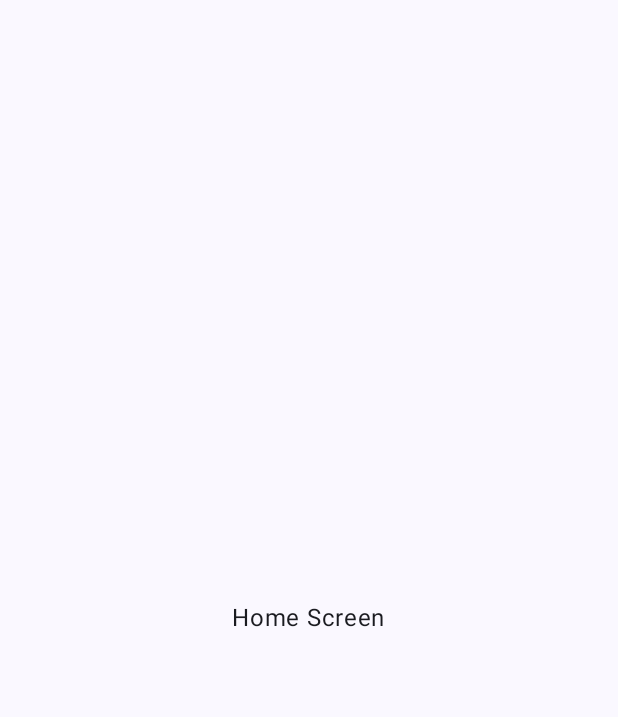
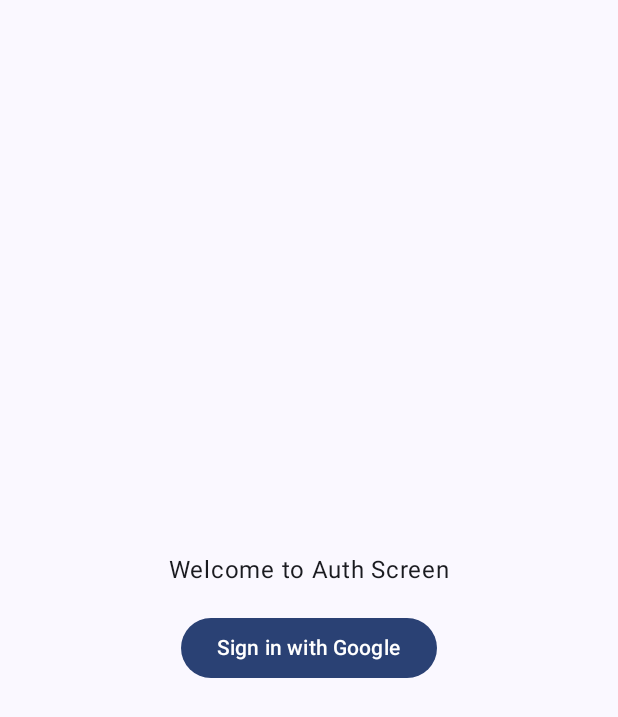
Before and after one commit to akshay-savaliya/QuickUpdates, an Android app built with Jetpack Compose: the screen it shows after launch (MainActivity), on a phone screen of 412 x 824 dp. Before the commit the part shown is almost empty. Shown: the top 717 px of the screen. Run offline under Robolectric (Android 15) with nearby library versions, the phone set to English and light mode, and no system bars; our stand-ins replace Firebase (no records; nobody signed in at launch, a user with empty details on screens opened directly).

Commit message:
feat: Implement Google Sign-In with Firebase
This commit introduces Google Sign-In functionality using Firebase Authentication and the AndroidX Credentials API.

**Key Changes:**

- **AuthScreen:**
    - New composable screen for user authentication.
    - Provides a "Sign in with Google" button.
    - Navigates to the Home screen on successful sign-in.
    - Displays a toast message on sign-in failure.
- **AuthViewModel:**
    - Manages the Google Sign-In flow.
    - Uses `CredentialManager` to request Google ID tokens.
    - Authenticates with Firebase using the Google ID token.
    - Includes methods for checking sign-in status and signing out.
    - Implements nonce generation for added security.
- **Navigation:**
    - Adds an `AUTH` route to `Routes.kt`.
    - Updates `AppNavigation.kt` to include the `AuthScreen` and pass `AuthViewModel`.
    - Modifies `SplashScreen` to navigate to `AuthScreen` if the user is not signed in, otherwise to `HomeScreen`.
    - `HomeScreen` now includes a "Sign Out" button that navigates back to `AuthScreen`.
- **Dependencies:**
    - Adds Firebase Authentication, AndroidX Credentials, and Google Identity Services (for Google ID token) libraries.
- **Permissions:**
    - Adds `android.permission.INTERNET` to `AndroidManifest.xml`.
- **Project Configuration:**
    - Includes the `com.google.gms.google-services` plugin in `build.gradle.kts` files.

```diff
--- a/app/build.gradle.kts
+++ b/app/build.gradle.kts
@@ -2,6 +2,7 @@ plugins {
     alias(libs.plugins.android.application)
     alias(libs.plugins.kotlin.android)
     alias(libs.plugins.kotlin.compose)
+    alias(libs.plugins.google.gms.google.services)
 }
 
 android {
@@ -49,6 +50,10 @@ dependencies {
     implementation(libs.androidx.ui.graphics)
     implementation(libs.androidx.ui.tooling.preview)
     implementation(libs.androidx.material3)
+    implementation(libs.firebase.auth)
+    implementation(libs.androidx.credentials)
+    implementation(libs.androidx.credentials.play.services.auth)
+    implementation(libs.googleid)
     testImplementation(libs.junit)
     androidTestImplementation(libs.androidx.junit)
     androidTestImplementation(libs.androidx.espresso.core)
--- a/app/src/main/AndroidManifest.xml
+++ b/app/src/main/AndroidManifest.xml
@@ -1,6 +1,8 @@
 <?xml version="1.0" encoding="utf-8"?>
 <manifest xmlns:android="http://schemas.android.com/apk/res/android"
     xmlns:tools="http://schemas.android.com/tools">
+
+    <uses-permission android:name="android.permission.INTERNET" />
 
     <application
         android:allowBackup="true"
--- a/app/src/main/java/com/ags/quickupdates/navigation/AppNavigation.kt
+++ b/app/src/main/java/com/ags/quickupdates/navigation/AppNavigation.kt
@@ -1,26 +1,36 @@
 package com.ags.quickupdates.navigation
 
 import androidx.compose.runtime.Composable
+import androidx.compose.runtime.remember
 import androidx.compose.ui.Modifier
+import androidx.compose.ui.platform.LocalContext
 import androidx.navigation.compose.NavHost
 import androidx.navigation.compose.composable
 import androidx.navigation.compose.rememberNavController
+import com.ags.quickupdates.ui.screens.auth.AuthScreen
+import com.ags.quickupdates.ui.screens.auth.AuthViewModel
 import com.ags.quickupdates.ui.screens.main.HomeScreen
-import com.ags.quickupdates.ui.splash.SplashScreen
+import com.ags.quickupdates.ui.screens.splash.SplashScreen
 
 @Composable
 fun AppNavigation(modifier: Modifier = Modifier) {
 
     val navController = rememberNavController()
+    val context = LocalContext.current
+    val viewModel = remember { AuthViewModel(context) }
 
     NavHost(navController = navController, startDestination = Routes.SPLASH) {
 
         composable(Routes.SPLASH) {
-            SplashScreen(navController = navController)
+            SplashScreen(navController = navController, viewModel = viewModel)
+        }
+
+        composable(Routes.AUTH) {
+            AuthScreen(navController = navController, viewModel = viewModel)
         }
 
         composable(Routes.HOME) {
-            HomeScreen(modifier = modifier)
+            HomeScreen(modifier = modifier, navController = navController, viewModel = viewModel)
         }
     }
 }
--- a/app/src/main/java/com/ags/quickupdates/navigation/Routes.kt
+++ b/app/src/main/java/com/ags/quickupdates/navigation/Routes.kt
@@ -2,5 +2,6 @@ package com.ags.quickupdates.navigation
 
 object Routes {
     const val SPLASH = "splash"
+    const val AUTH = "auth"
     const val HOME = "home"
 }
--- /dev/null
+++ b/app/src/main/java/com/ags/quickupdates/ui/screens/auth/AuthScreen.kt
@@ -0,0 +1,51 @@
+package com.ags.quickupdates.ui.screens.auth
+
+import android.widget.Toast
+import androidx.compose.foundation.layout.Arrangement
+import androidx.compose.foundation.layout.Column
+import androidx.compose.foundation.layout.Spacer
+import androidx.compose.foundation.layout.fillMaxSize
+import androidx.compose.foundation.layout.height
+import androidx.compose.material3.Button
+import androidx.compose.material3.Text
+import androidx.compose.runtime.Composable
+import androidx.compose.runtime.rememberCoroutineScope
+import androidx.compose.ui.Alignment
+import androidx.compose.ui.Modifier
+import androidx.compose.ui.platform.LocalContext
+import androidx.compose.ui.unit.dp
+import androidx.navigation.NavHostController
+import com.ags.quickupdates.navigation.Routes
+import kotlinx.coroutines.launch
+
+@Composable
+fun AuthScreen(navController: NavHostController, viewModel: AuthViewModel) {
+
+    val context = LocalContext.current
+    val scope = rememberCoroutineScope()
+
+    Column(
+        modifier = Modifier.fillMaxSize(),
+        verticalArrangement = Arrangement.Center,
+        horizontalAlignment = Alignment.CenterHorizontally
+    ) {
+        Text("Welcome to Auth Screen")
+        Spacer(modifier = Modifier.height(16.dp))
+        Button(
+            onClick = {
+                scope.launch {
+                    if (viewModel.signIn()) {
+                        navController.navigate(Routes.HOME) {
+                            popUpTo(Routes.AUTH) { inclusive = true }
+                            launchSingleTop = true
+                        }
+                    } else {
+                        Toast.makeText(context, "Sign in failed", Toast.LENGTH_SHORT).show()
+                    }
+                }
+            }
+        ) {
+            Text(text = "Sign in with Google")
+        }
+    }
+}
--- a/app/src/main/java/com/ags/quickupdates/ui/splash/SplashScreen.kt
+++ b/app/src/main/java/com/ags/quickupdates/ui/screens/splash/SplashScreen.kt
@@ -1,4 +1,4 @@
-package com.ags.quickupdates.ui.splash
+package com.ags.quickupdates.ui.screens.splash
 
 import androidx.compose.animation.core.Animatable
 import androidx.compose.animation.core.tween
@@ -26,10 +26,11 @@ import androidx.compose.ui.unit.dp
 import androidx.navigation.NavHostController
 import com.ags.quickupdates.R
 import com.ags.quickupdates.navigation.Routes
+import com.ags.quickupdates.ui.screens.auth.AuthViewModel
 import kotlinx.coroutines.delay
 
 @Composable
-fun SplashScreen(navController: NavHostController) {
+fun SplashScreen(navController: NavHostController, viewModel: AuthViewModel) {
 
     val logoAlpha = remember { Animatable(0f) }
     val textAlpha = remember { Animatable(0f) }
@@ -41,7 +42,8 @@ fun SplashScreen(navController: NavHostController) {
 
         delay(1000L)
 
-        navController.navigate(Routes.HOME) {
+        val isSignedIn = viewModel.isSignedIn()
+        navController.navigate(if (isSignedIn) Routes.HOME else Routes.AUTH) {
             popUpTo(Routes.SPLASH) { inclusive = true }
             launchSingleTop = true
         }
--- a/build.gradle.kts
+++ b/build.gradle.kts
@@ -3,4 +3,5 @@ plugins {
     alias(libs.plugins.android.application) apply false
     alias(libs.plugins.kotlin.android) apply false
     alias(libs.plugins.kotlin.compose) apply false
+    alias(libs.plugins.google.gms.google.services) apply false
 }
```
Also changed, not shown: app/src/main/java/com/ags/quickupdates/ui/screens/auth/AuthViewModel.kt (added, +94 -0 lines), app/src/main/java/com/ags/quickupdates/ui/screens/main/HomeScreen.kt (+23 -2 lines), gradle/libs.versions.toml (+10 -0 lines).
